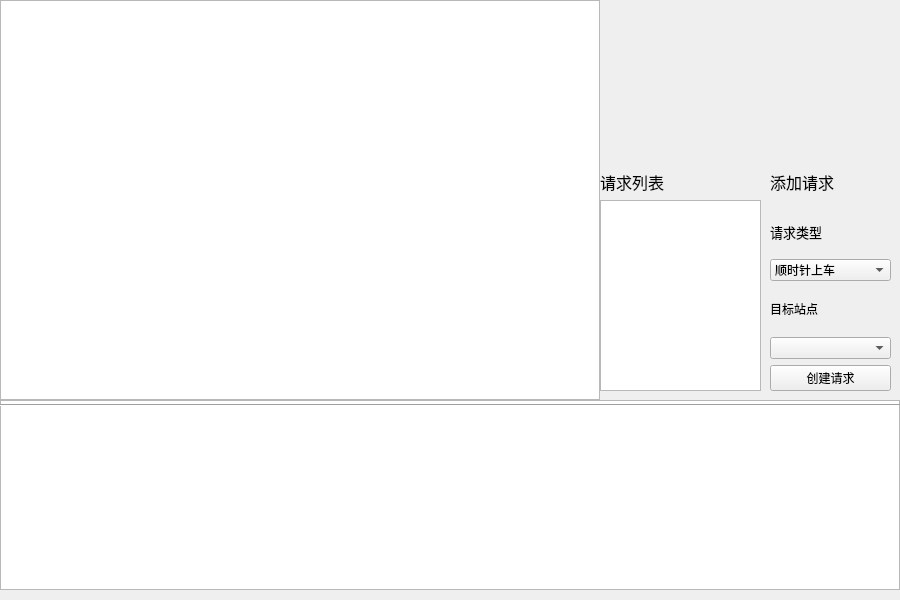
Qt form src/form/centralwidget.ui (jackfiled/auto_bus) before a commit.
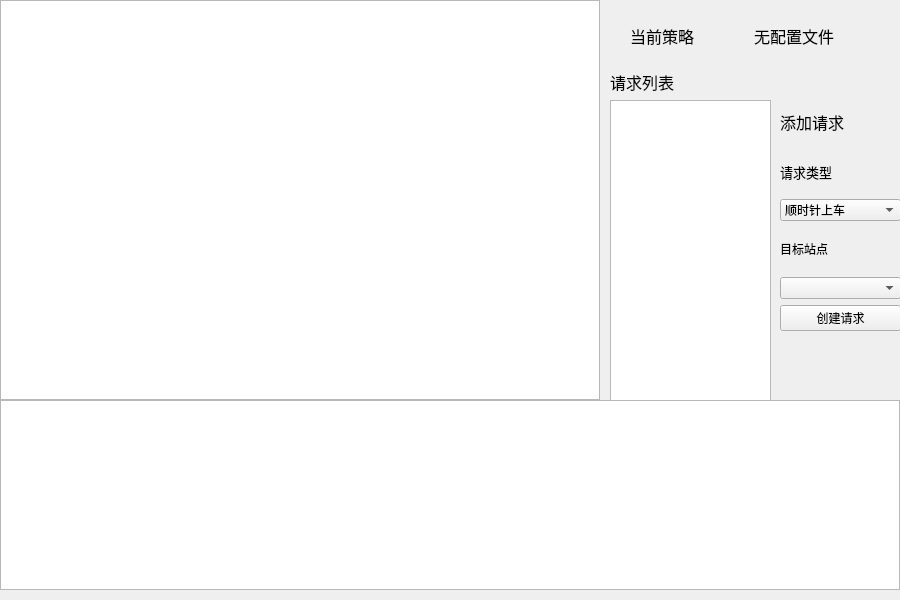
The same form after that commit.

Commit message: 添加了显示当前策略的标签 调整了公交车的位置

```diff
--- a/src/form/centralwidget.ui
+++ b/src/form/centralwidget.ui
@@ -39,24 +39,11 @@
     </rect>
    </property>
   </widget>
-  <widget class="Line" name="line">
-   <property name="geometry">
-    <rect>
-     <x>0</x>
-     <y>400</y>
-     <width>900</width>
-     <height>10</height>
-    </rect>
-   </property>
-   <property name="orientation">
-    <enum>Qt::Horizontal</enum>
-   </property>
-  </widget>
   <widget class="QWidget" name="layoutWidget">
    <property name="geometry">
     <rect>
-     <x>770</x>
-     <y>160</y>
+     <x>780</x>
+     <y>100</y>
      <width>121</width>
      <height>231</height>
     </rect>
@@ -127,10 +114,10 @@
   <widget class="QWidget" name="layoutWidget">
    <property name="geometry">
     <rect>
-     <x>600</x>
-     <y>170</y>
+     <x>610</x>
+     <y>70</y>
      <width>161</width>
-     <height>221</height>
+     <height>331</height>
     </rect>
    </property>
    <layout class="QVBoxLayout" name="verticalLayout_2">
@@ -151,6 +138,42 @@
     </item>
    </layout>
   </widget>
+  <widget class="QWidget" name="layoutWidget">
+   <property name="geometry">
+    <rect>
+     <x>630</x>
+     <y>20</y>
+     <width>241</width>
+     <height>31</height>
+    </rect>
+   </property>
+   <layout class="QHBoxLayout" name="horizontalLayout">
+    <item>
+     <widget class="QLabel" name="label_5">
+      <property name="font">
+       <font>
+        <pointsize>12</pointsize>
+       </font>
+      </property>
+      <property name="text">
+       <string>当前策略</string>
+      </property>
+     </widget>
+    </item>
+    <item>
+     <widget class="QLabel" name="strategy_label">
+      <property name="font">
+       <font>
+        <pointsize>12</pointsize>
+       </font>
+      </property>
+      <property name="text">
+       <string>无配置文件</string>
+      </property>
+     </widget>
+    </item>
+   </layout>
+  </widget>
  </widget>
  <resources/>
  <connections/>
```
The commit also changes 9 other files.
